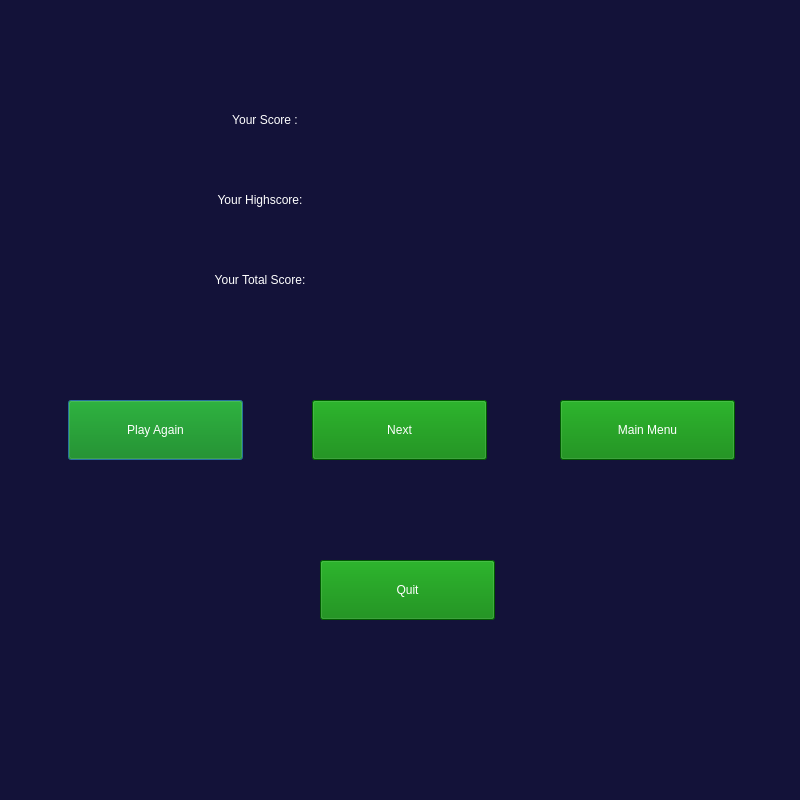
Qt form ui_files/result.ui (omkar2887/Whack_A_Mole) before a commit.
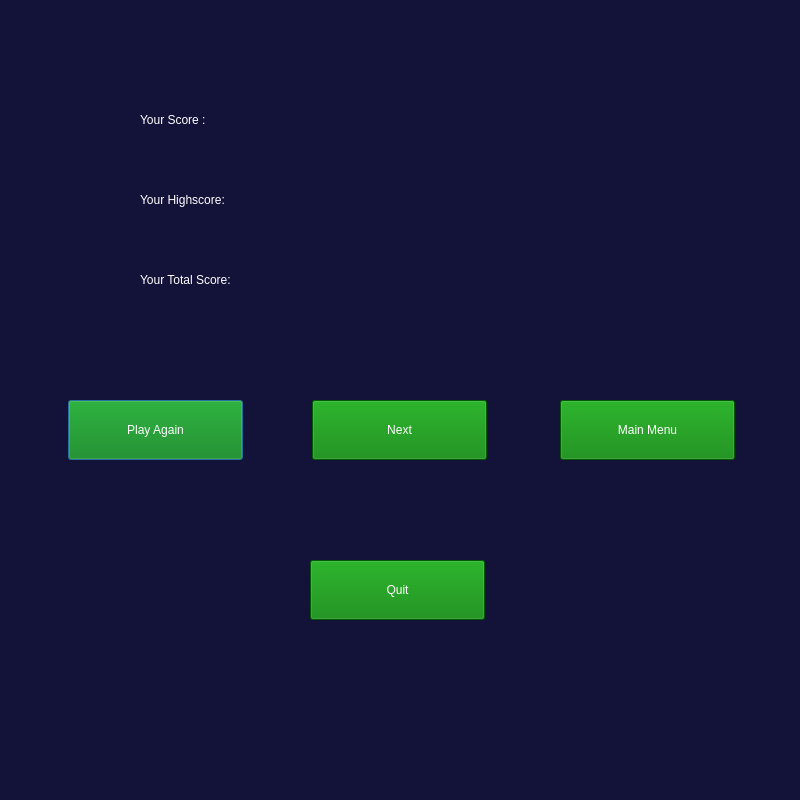
The same form after that commit.

Commit message: made changes in result and levelskin by Abhishek

```diff
--- a/ui_files/result.ui
+++ b/ui_files/result.ui
@@ -33,13 +33,13 @@
     <string>Your Score :</string>
    </property>
    <property name="alignment">
-    <set>Qt::AlignCenter</set>
+    <set>Qt::AlignLeading|Qt::AlignLeft|Qt::AlignVCenter</set>
    </property>
   </widget>
   <widget class="QLabel" name="f_score">
    <property name="geometry">
     <rect>
-     <x>440</x>
+     <x>460</x>
      <y>90</y>
      <width>200</width>
      <height>60</height>
@@ -101,7 +101,7 @@
   <widget class="QPushButton" name="f_quit">
    <property name="geometry">
     <rect>
-     <x>320</x>
+     <x>310</x>
      <y>560</y>
      <width>175</width>
      <height>60</height>
@@ -143,7 +143,7 @@
   <widget class="QLabel" name="label_2">
    <property name="geometry">
     <rect>
-     <x>110</x>
+     <x>140</x>
      <y>170</y>
      <width>300</width>
      <height>60</height>
@@ -157,13 +157,13 @@
     <string>Your Highscore:</string>
    </property>
    <property name="alignment">
-    <set>Qt::AlignCenter</set>
+    <set>Qt::AlignLeading|Qt::AlignLeft|Qt::AlignVCenter</set>
    </property>
   </widget>
   <widget class="QLabel" name="f_highscore">
    <property name="geometry">
     <rect>
-     <x>440</x>
+     <x>460</x>
      <y>170</y>
      <width>200</width>
      <height>60</height>
@@ -183,7 +183,7 @@
   <widget class="QLabel" name="label_3">
    <property name="geometry">
     <rect>
-     <x>110</x>
+     <x>140</x>
      <y>250</y>
      <width>300</width>
      <height>60</height>
@@ -197,13 +197,13 @@
     <string>Your Total Score:</string>
    </property>
    <property name="alignment">
-    <set>Qt::AlignCenter</set>
+    <set>Qt::AlignLeading|Qt::AlignLeft|Qt::AlignVCenter</set>
    </property>
   </widget>
   <widget class="QLabel" name="f_tot_score">
    <property name="geometry">
     <rect>
-     <x>440</x>
+     <x>460</x>
      <y>250</y>
      <width>200</width>
      <height>60</height>
```
Left out of the diff: 6 changed lines with no effect on the pictures. The commit also changes 1 other file.
